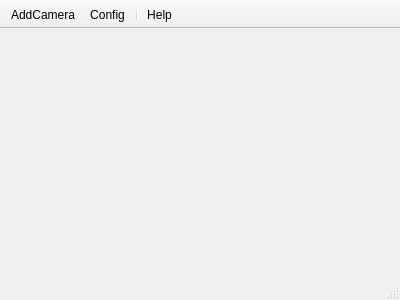
First picture: the form in mainwindow.ui, repository xandroalmeida/CamViewer, before the edit.
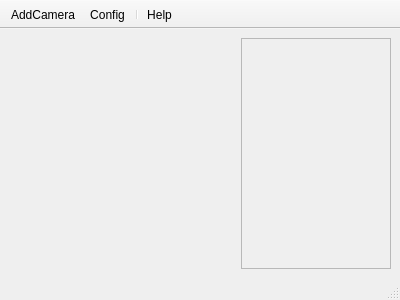
Second picture: the form after the edit. Icons and pictures are not drawn.

```diff
--- a/mainwindow.ui
+++ b/mainwindow.ui
@@ -13,14 +13,61 @@
   <property name="windowTitle">
    <string notr="true">CamViewer</string>
   </property>
-  <widget class="QWidget" name="centralWidget">
-   <layout class="QGridLayout" name="centralLayout">
-    <property name="margin">
-     <number>0</number>
-    </property>
+  <widget class="QWidget" name="mainWidget">
+   <layout class="QHBoxLayout" name="horizontalLayout">
     <property name="spacing">
-     <number>0</number>
+     <number>9</number>
     </property>
+    <property name="margin">
+     <number>9</number>
+    </property>
+    <item>
+     <widget class="QWidget" name="centralWidget" native="true">
+      <property name="sizePolicy">
+       <sizepolicy hsizetype="Expanding" vsizetype="Expanding">
+        <horstretch>0</horstretch>
+        <verstretch>0</verstretch>
+       </sizepolicy>
+      </property>
+      <layout class="QGridLayout" name="centralLayout">
+       <property name="margin">
+        <number>0</number>
+       </property>
+       <property name="spacing">
+        <number>0</number>
+       </property>
+      </layout>
+     </widget>
+    </item>
+    <item>
+     <widget class="QScrollArea" name="scrollArea">
+      <property name="sizePolicy">
+       <sizepolicy hsizetype="Minimum" vsizetype="Expanding">
+        <horstretch>0</horstretch>
+        <verstretch>0</verstretch>
+       </sizepolicy>
+      </property>
+      <property name="minimumSize">
+       <size>
+        <width>150</width>
+        <height>0</height>
+       </size>
+      </property>
+      <property name="widgetResizable">
+       <bool>true</bool>
+      </property>
+      <widget class="QWidget" name="scrollAreaWidgetContents">
+       <property name="geometry">
+        <rect>
+         <x>0</x>
+         <y>0</y>
+         <width>146</width>
+         <height>208</height>
+        </rect>
+       </property>
+      </widget>
+     </widget>
+    </item>
    </layout>
   </widget>
   <widget class="QMenuBar" name="menuBar">
```
Left out of the diff: 2 changed lines with no effect on the pictures.
